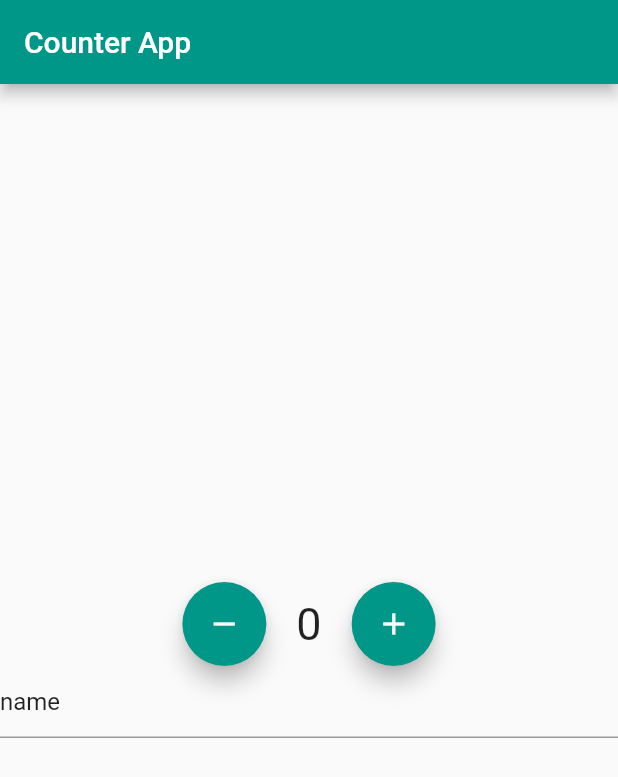
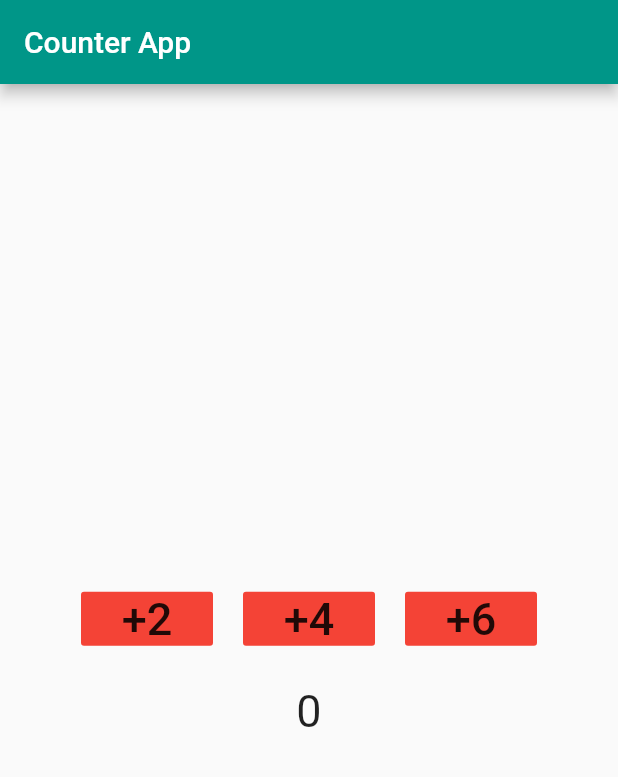
Before and after one commit to abdullahmansss/firstApp, a Flutter app: the screen it shows after launch, on a phone screen of 412 x 824 dp. Shown: the top 777 px of the screen. Run offline on Flutter 3.47's test engine with Material 2 defaults, Android fonts, the phone set to English and light mode, and no system bars.

```diff
--- a/lib/counter.dart
+++ b/lib/counter.dart
@@ -8,14 +8,27 @@ class Counter extends StatefulWidget
 
 class _CounterState extends State<Counter>
 {
-  int i = 0;
-  TextEditingController textEditingController;
+  var result = 0;
+
+  void change(int i)
+  {
+    switch(i)
+    {
+      case 2:
+        result = result + 2;
+        break;
+      case 4:
+        result = result + 4;
+        break;
+      case 6:
+        result = result + 6;
+        break;
+    }
+  }
 
   @override
   Widget build(BuildContext context)
   {
-    textEditingController = TextEditingController()..text = 'name';
-
     return Scaffold(
       appBar: AppBar(
         title: Text(
@@ -29,53 +42,64 @@ class _CounterState extends State<Counter>
           Row(
             mainAxisAlignment: MainAxisAlignment.center,
             children: <Widget>[
-              FloatingActionButton(
+              FlatButton(
+                color: Colors.red,
                 onPressed: () {
-                  setState(()
-                  {
-                    if(i != 0)
-                    {
-                      i--;
-                    }
+                  setState(() {
+                    change(2);
                   });
                 },
-                backgroundColor: Colors.teal,
-                child: Icon(
-                  Icons.remove,
+                child: Text(
+                  '+2',
+                  style: TextStyle(
+                    fontSize: 30.0,
+                  ),
                 ),
               ),
               SizedBox(
                 width: 20.0,
               ),
-              Text(
-                '$i',
-                style: TextStyle(
-                  fontSize: 30.0,
+              FlatButton(
+                color: Colors.red,
+                onPressed: () {
+                  setState(() {
+                    change(4);
+                  });
+                },
+                child: Text(
+                  '+4',
+                  style: TextStyle(
+                    fontSize: 30.0,
+                  ),
                 ),
               ),
               SizedBox(
                 width: 20.0,
               ),
-              FloatingActionButton(
-                onPressed: ()
-                {
-                  if(i != 10)
-                  {
-                    setState(()
-                    {
-                      i++;
-                    });
-                  }
+              FlatButton(
+                color: Colors.red,
+                onPressed: () {
+                  setState(() {
+                    change(6);
+                  });
                 },
-                backgroundColor: Colors.teal,
-                child: Icon(
-                  Icons.add,
+                child: Text(
+                  '+6',
+                  style: TextStyle(
+                    fontSize: 30.0,
+                  ),
                 ),
               ),
             ],
           ),
-          TextField(
-            controller: textEditingController,
+          SizedBox(
+            height: 20.0,
+          ),
+          Text(
+            result.toString(),
+            style: TextStyle(
+              fontSize: 30.0,
+            ),
           ),
         ],
       ),
```
